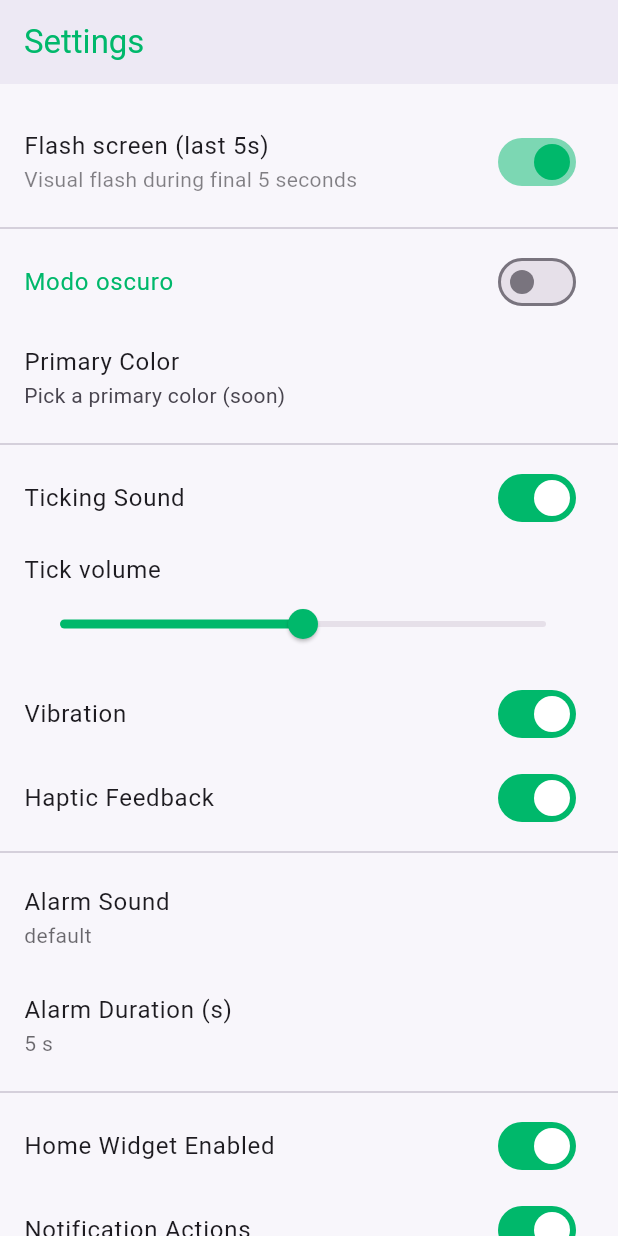
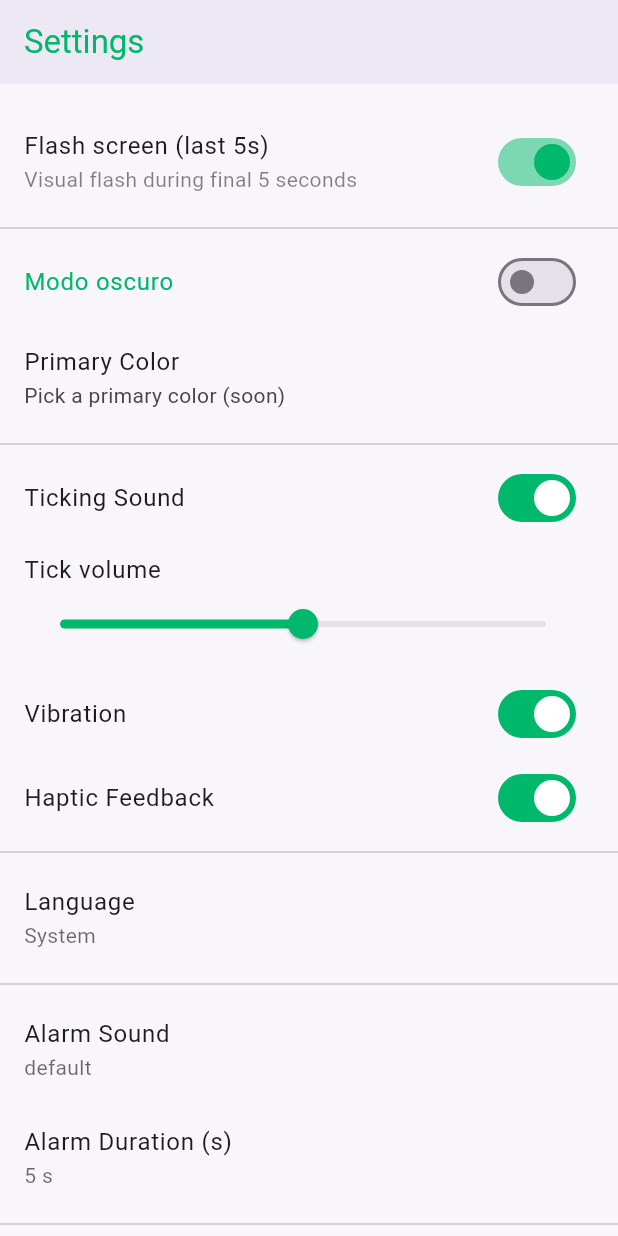
Before and after one commit to GrullonDev/pomodoro, a Flutter app: the SettingsScreen screen opened directly, scrolled down 576 dp, on a phone screen of 412 x 824 dp. Run offline on Flutter 3.47's test engine with Material 3 defaults, Android fonts, the phone set to English and light mode, and no system bars; our stand-ins replace audioplayers, equatable, flutter_bloc, flutter_local_notifications, google_sign_in, share_plus and 2 more; missing offline and left inert: animated_snack_bar; accounts and stored records are empty; Roboto replaces fonts that are missing (Arial).

Commit message:
feat: implement locale management with language selection in settings and localization support

```diff
--- /dev/null
+++ b/lib/core/theme/locale_controller.dart
@@ -0,0 +1,29 @@
+import 'package:flutter/material.dart';
+import 'package:shared_preferences/shared_preferences.dart';
+
+class LocaleController {
+  LocaleController._();
+  static final instance = LocaleController._();
+
+  final ValueNotifier<Locale?> locale = ValueNotifier(null);
+  static const _key = 'app_locale_code_v1';
+
+  Future<void> load() async {
+    final prefs = await SharedPreferences.getInstance();
+    final code = prefs.getString(_key);
+    if (code != null && code.isNotEmpty) {
+      locale.value = Locale(code);
+    }
+  }
+
+  Future<void> setLocale(Locale? loc) async {
+    final prefs = await SharedPreferences.getInstance();
+    if (loc == null) {
+      await prefs.remove(_key);
+      locale.value = null; // system default
+    } else {
+      await prefs.setString(_key, loc.languageCode);
+      locale.value = loc;
+    }
+  }
+}
--- a/lib/features/settings/settings_screen.dart
+++ b/lib/features/settings/settings_screen.dart
@@ -3,6 +3,7 @@ import 'package:pomodoro/core/data/session_repository.dart';
 import 'package:pomodoro/core/data/preset_profile.dart';
 import 'package:pomodoro/l10n/app_localizations.dart';
 import 'package:pomodoro/core/theme/theme_controller.dart';
+import 'package:pomodoro/core/theme/locale_controller.dart';
 import 'package:pomodoro/core/timer/timer_screen.dart';
 
 class SettingsScreen extends StatefulWidget {
@@ -300,6 +301,58 @@ class _SettingsScreenState extends State<SettingsScreen> {
                 ),
                 const Divider(),
                 ListTile(
+                  title: Text('Language',
+                      style: TextStyle(
+                          color:
+                              Theme.of(context).textTheme.bodyMedium?.color)),
+                  subtitle: ValueListenableBuilder<Locale?>(
+                      valueListenable: LocaleController.instance.locale,
+                      builder: (_, loc, __) => Text(
+                          loc?.languageCode == null
+                              ? 'System'
+                              : (loc!.languageCode == 'es'
+                                  ? 'Español'
+                                  : 'English'),
+                          style: TextStyle(
+                              color: Theme.of(context)
+                                  .textTheme
+                                  .bodyMedium
+                                  ?.color
+                                  ?.withValues(alpha: 0.65)))),
+                  onTap: () async {
+                    final selected = await showModalBottomSheet<String>(
+                        context: context,
+                        builder: (ctx) => SafeArea(
+                              child: Column(
+                                mainAxisSize: MainAxisSize.min,
+                                children: [
+                                  ListTile(
+                                    title: const Text('System'),
+                                    onTap: () => Navigator.pop(ctx, 'system'),
+                                  ),
+                                  ListTile(
+                                    title: const Text('English'),
+                                    onTap: () => Navigator.pop(ctx, 'en'),
+                                  ),
+                                  ListTile(
+                                    title: const Text('Español'),
+                                    onTap: () => Navigator.pop(ctx, 'es'),
+                                  ),
+                                ],
+                              ),
+                            ));
+                    if (selected == null) return;
+                    if (selected == 'system') {
+                      await LocaleController.instance.setLocale(null);
+                    } else {
+                      await LocaleController.instance
+                          .setLocale(Locale(selected));
+                    }
+                    if (mounted) setState(() {});
+                  },
+                ),
+                const Divider(),
+                ListTile(
                   title: Text('Alarm Sound',
                       style: TextStyle(
                           color:
--- a/lib/l10n/app_localizations.dart
+++ b/lib/l10n/app_localizations.dart
@@ -481,6 +481,90 @@ abstract class AppLocalizations {
   /// In en, this message translates to:
   /// **'Visual flash during final 5 seconds'**
   String get last5FlashDesc;
+
+  /// No description provided for @tasksTitle.
+  ///
+  /// In en, this message translates to:
+  /// **'Tasks'**
+  String get tasksTitle;
+
+  /// No description provided for @taskNewLabel.
+  ///
+  /// In en, this message translates to:
+  /// **'New task'**
+  String get taskNewLabel;
+
+  /// No description provided for @taskAdd.
+  ///
+  /// In en, this message translates to:
+  /// **'Add'**
+  String get taskAdd;
+
+  /// No description provided for @taskWorkLabel.
+  ///
+  /// In en, this message translates to:
+  /// **'Work'**
+  String get taskWorkLabel;
+
+  /// No description provided for @taskBreakLabel.
+  ///
+  /// In en, this message translates to:
+  /// **'Break'**
+  String get taskBreakLabel;
+
+  /// No description provided for @taskSessionsShort.
+  ///
+  /// In en, this message translates to:
+  /// **'Sess'**
+  String get taskSessionsShort;
+
+  /// No description provided for @taskStartFlow.
+  ///
+  /// In en, this message translates to:
+  /// **'Start flow'**
+  String get taskStartFlow;
+
+  /// No description provided for @taskProgressSummary.
+  ///
+  /// In en, this message translates to:
+  /// **'Tasks: {done}/{total} • {pending} pending'**
+  String taskProgressSummary(Object done, Object pending, Object total);
+
+  /// No description provided for @taskSessionProgress.
+  ///
+  /// In en, this message translates to:
+  /// **'{completed}/{total} sessions'**
+  String taskSessionProgress(Object completed, Object total);
+
+  /// No description provided for @languageSetting.
+  ///
+  /// In en, this message translates to:
+  /// **'Language'**
+  String get languageSetting;
+
+  /// No description provided for @languageSystem.
+  ///
+  /// In en, this message translates to:
+  /// **'System'**
+  String get languageSystem;
+
+  /// No description provided for @languageEnglish.
+  ///
+  /// In en, this message translates to:
+  /// **'English'**
+  String get languageEnglish;
+
+  /// No description provided for @languageSpanish.
+  ///
+  /// In en, this message translates to:
+  /// **'Spanish'**
+  String get languageSpanish;
+
+  /// No description provided for @languageSyncPreset.
+  ///
+  /// In en, this message translates to:
+  /// **'Sync preset'**
+  String get languageSyncPreset;
 }
 
 class _AppLocalizationsDelegate
```
Also changed, not shown: lib/features/tasks/tasks_screen.dart (+13 -11 lines), lib/l10n/app_en.arb (+14 -0 lines), lib/l10n/app_es.arb (+14 -0 lines), lib/l10n/app_localizations_en.dart (+46 -0 lines), lib/l10n/app_localizations_es.dart (+46 -0 lines), lib/utils/app.dart (+8 -1 lines).
